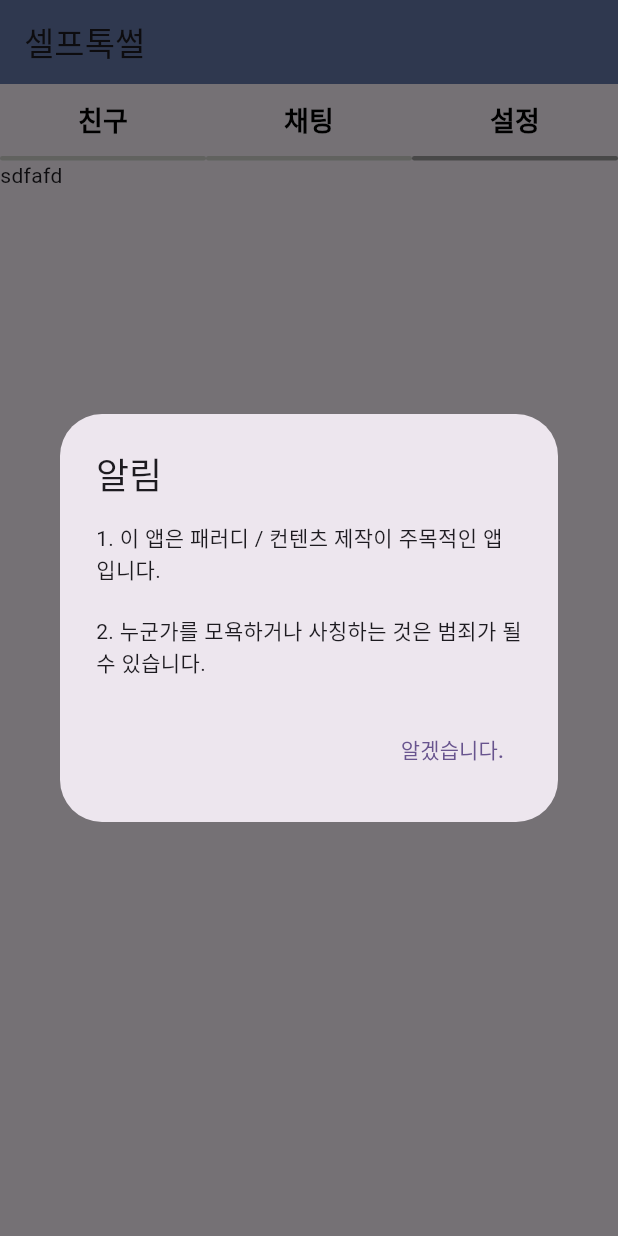
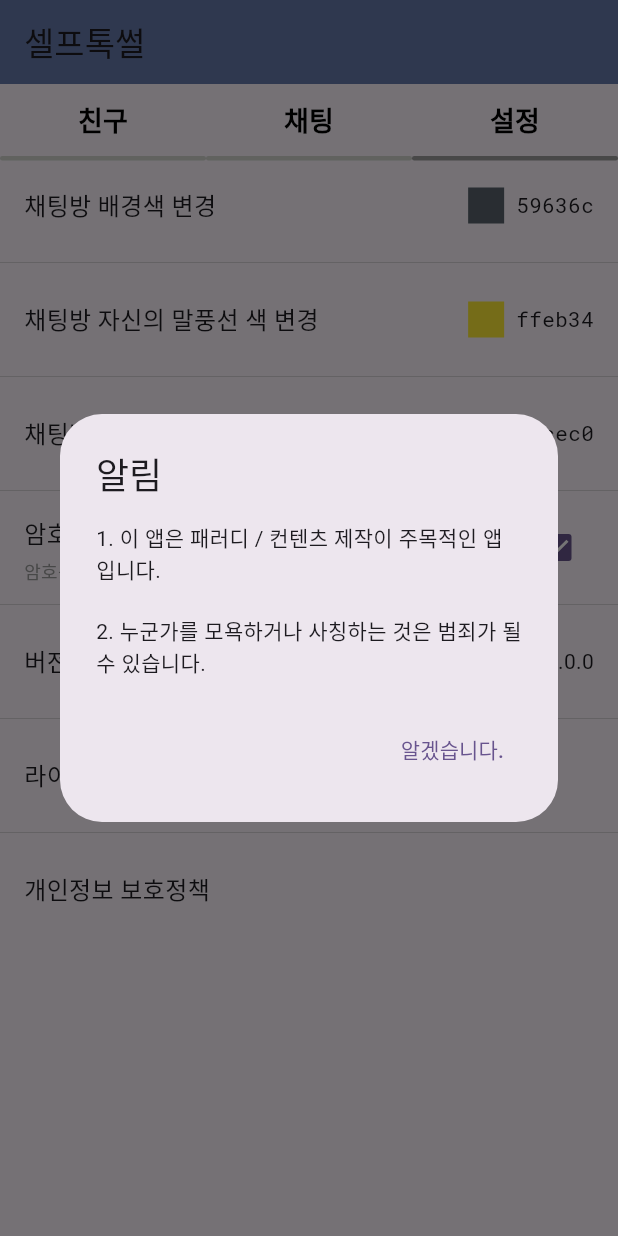
Before and after one commit to mmol93/flutter_self_talk, a Flutter app: the screen it shows after launch, swiped to page 3, on a phone screen of 412 x 824 dp. Run offline on Flutter 3.47's test engine with Material 3 defaults, Android fonts, the phone set to English and light mode, and no system bars; drawn by our look-alikes of smooth_page_indicator; our stand-ins replace flutter_chat_bubble, flutter_html, flutter_riverpod, flutter_svg, fluttertoast, google_fonts and 5 more; accounts and stored records are empty.

Commit message:
1. 셋팅 화면 부분 Layout 셋업 완료

```diff
--- /dev/null
+++ b/lib/extensions/string_ext.dart
@@ -0,0 +1,21 @@
+import 'dart:ui';
+
+extension ColorExtension on String {
+  /// String 헥스 컬러를 Color로 변환하는 확장 함수
+  Color? toColor() {
+    if (isEmpty) return null;
+
+    // #으로 시작하면 제거
+    var hexColor = replaceAll("#", "");
+
+    // 6자리가 아니면 null 반환
+    if (hexColor.length != 6) return null;
+
+    // 0xFF + 헥스코드로 변환
+    try {
+      return Color(int.parse("0xFF$hexColor"));
+    } catch (e) {
+      return null;
+    }
+  }
+}
--- /dev/null
+++ b/lib/models/setting.dart
@@ -0,0 +1,17 @@
+class Setting {
+  final String mainTitle;
+  final String? subTitle;
+  final Function()? clickEvent;
+  final String? statusText;
+  final bool? isCheckbox;
+  final String? colorCode;
+
+  Setting({
+    this.subTitle,
+    this.statusText,
+    this.isCheckbox,
+    this.clickEvent,
+    this.colorCode,
+    required this.mainTitle,
+  });
+}
--- a/lib/screens/home/main.dart
+++ b/lib/screens/main.dart
@@ -4,11 +4,12 @@ import 'package:google_fonts/google_fonts.dart';
 import 'package:intl/date_symbol_data_local.dart';
 import 'package:self_talk/screens/home/chat_list_screen.dart';
 import 'package:self_talk/screens/home/friend_list_screen.dart';
+import 'package:self_talk/screens/setting/setting_list_screen.dart';
 import 'package:smooth_page_indicator/smooth_page_indicator.dart';
 
-import '../../assets/strings.dart';
-import '../../colors/default_color.dart';
-import '../../widgets/dialog/simple_dialog.dart';
+import '../assets/strings.dart';
+import '../colors/default_color.dart';
+import '../widgets/dialog/simple_dialog.dart';
 
 const pageList = ["친구", "채팅", "설정"];
 
@@ -125,15 +126,15 @@ class _HomePageState extends State<HomePage> {
           Expanded(
             child: PageView(
               controller: _pageController,
-              children: const [
-                Expanded(
+              children: [
+                const Expanded(
                   child: FriendListScreen(),
                 ),
-                Expanded(
+                const Expanded(
                   child: ChatListScreen(),
                 ),
                 Expanded(
-                  child: Text("sdfafd"),
+                  child: SettingListScreen(),
                 ),
               ],
             ),
--- /dev/null
+++ b/lib/screens/setting/setting_list_screen.dart
@@ -0,0 +1,45 @@
+import 'package:flutter/material.dart';
+import 'package:self_talk/models/setting.dart';
+import 'package:self_talk/widgets/setting/item_setting.dart';
+
+class SettingListScreen extends StatelessWidget {
+  SettingListScreen({super.key});
+
+  // 설정 화면에 들어갈 리스트 아이템들
+  final List<Setting> settingItemList = [
+    // TODO: 각각 항목에 대한 클릭 이벤트 및 표시 기능 추가하기
+    Setting(mainTitle: "채팅방 배경색 변경", clickEvent: () {}, colorCode: "59636c"),
+    Setting(mainTitle: "채팅방 자신의 말풍선 색 변경", clickEvent: () {}, colorCode: "ffeb34"),
+    Setting(mainTitle: "채팅방 상대방 말풍선 색 변경", clickEvent: () {}, colorCode: "a5cec0"),
+    Setting(
+        mainTitle: "암호 잠금 설정하기",
+        subTitle: "암호를 분실했을 때는 0 왼쪽의 빈 공간을 길게 누르세요",
+        isCheckbox: false,
+        clickEvent: () {}),
+    Setting(mainTitle: "버전", statusText: "1.0.0"),
+    Setting(mainTitle: "라이센스", clickEvent: () {}),
+    Setting(mainTitle: "개인정보 보호정책", clickEvent: () {}),
+  ];
+
+  @override
+  Widget build(BuildContext context) {
+    return ListView.separated(
+      shrinkWrap: true,
+      itemBuilder: (context, index) {
+        return ItemSetting(
+          mainTitle: settingItemList[index].mainTitle,
+          subTitle: settingItemList[index].subTitle,
+          clickEvent: settingItemList[index].clickEvent,
+          statusText: settingItemList[index].statusText,
+          isCheckbox: settingItemList[index].isCheckbox,
+          colorCode: settingItemList[index].colorCode,
+        );
+      },
+      separatorBuilder: (context, index) => Divider(
+        color: Colors.grey.withOpacity(0.5),
+        thickness: 0.5,
+      ),
+      itemCount: settingItemList.length,
+    );
+  }
+}
--- a/lib/widgets/home/item_chat_room_list.dart
+++ b/lib/widgets/home/item_chat_room_list.dart
@@ -79,6 +79,7 @@ class ChatRoomListItem extends StatelessWidget {
                     Text(
                       chat.lastMessage ?? "", // 최근 메시지
                       style: const TextStyle(color: Colors.grey),
+                      maxLines: 2,
                     )
                   ],
                 ),
--- /dev/null
+++ b/lib/widgets/setting/item_setting.dart
@@ -0,0 +1,101 @@
+import 'package:flutter/material.dart';
+import 'package:self_talk/extensions/string_ext.dart';
+
+class ItemSetting extends StatefulWidget {
+  final String mainTitle;
+  final String? subTitle;
+  final Function()? clickEvent;
+  final String? statusText;
+  final bool? isCheckbox;
+  final String? colorCode;
+
+  const ItemSetting({
+    super.key,
+    this.subTitle,
+    this.statusText,
+    this.isCheckbox,
+    this.colorCode,
+    this.clickEvent,
+    required this.mainTitle,
+  });
+
+  @override
+  State<ItemSetting> createState() => _ItemSettingState();
+}
+
+class _ItemSettingState extends State<ItemSetting> {
+  bool? checkBoxStatus;
+  Color? currentColor;
+
+  @override
+  void initState() {
+    checkBoxStatus = widget.isCheckbox != null;
+    currentColor = widget.colorCode?.toColor();
+    super.initState();
+  }
+
+  void _test(bool? currentCheckBoxStatus) {
+    checkBoxStatus = currentCheckBoxStatus;
+  }
+
+  @override
+  Widget build(BuildContext context) {
+    return GestureDetector(
+      onTap: widget.clickEvent,
+      child: Container(
+        height: 60,
+        padding: const EdgeInsets.symmetric(horizontal: 16),
+        child: Expanded(
+          child: Row(
+            mainAxisAlignment: MainAxisAlignment.spaceBetween,
+            crossAxisAlignment: CrossAxisAlignment.center,
+            children: [
+              Expanded(
+                child: Column(
+                  mainAxisSize: MainAxisSize.min,
+                  crossAxisAlignment: CrossAxisAlignment.start,
+                  children: [
+                    Padding(
+                      padding: const EdgeInsets.symmetric(vertical: 4),
+                      child: Text(
+                        widget.mainTitle,
+                        style: const TextStyle(fontSize: 16),
+                      ),
+                    ),
+                    if (widget.subTitle != null)
+                      Text(
+                        widget.subTitle!,
+                        style: const TextStyle(fontSize: 12, color: Colors.grey),
+                        maxLines: 2,
+                      )
+                  ],
+                ),
+              ),
+              Row(
+                mainAxisSize: MainAxisSize.min,
+                children: [
+                  if (widget.statusText != null)
+                    Text(widget.statusText!)
+                  else if (widget.isCheckbox != null)
+                    Checkbox(value: checkBoxStatus, onChanged: _test)
+                  else if (currentColor != null)
+                    Container(
+                      width: 24,
+                      height: 24,
+                      color: currentColor,
+                      margin: const EdgeInsets.symmetric(horizontal: 8),
+                    ),
+                  if (widget.colorCode != null)
+                    Text(
+                      widget.colorCode!,
+                      style: const TextStyle(fontFamily: 'RobotoMono'),
+                    )
+                ],
+              )
+            ],
+          ),
+        ),
+      ),
+    );
+  }
+}
```
Also changed, not shown: pubspec.yaml (+4 -11 lines), assets/fonts/RobotoMono-Regular.ttf (added), lib/viewModel/setting_viewModel.dart (added), 1 other file.
